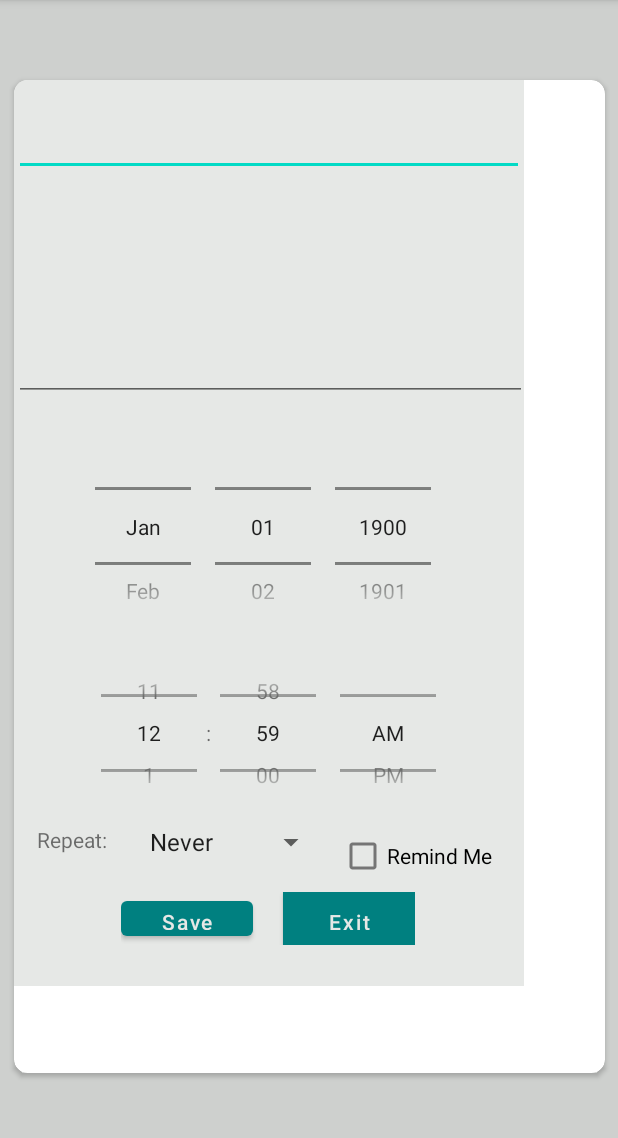
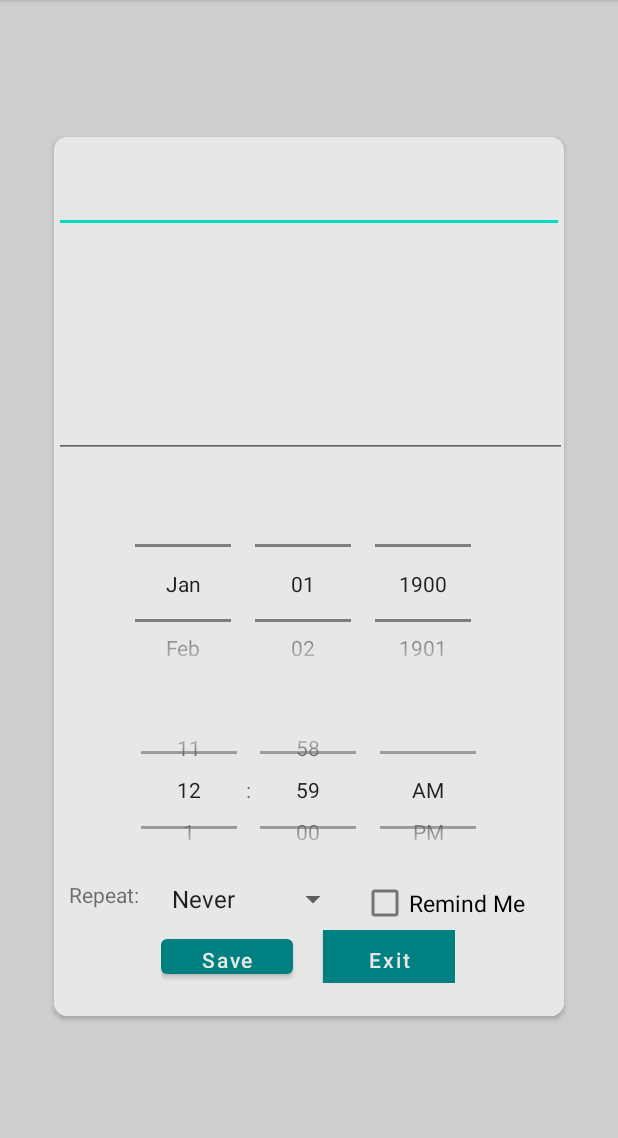
Before and after one commit to halishaah/COMP-380-L-Introduction-to-Software-Engineering, an Android app: the UpdateTodo screen opened directly, with no data from a screen before it, on a phone screen of 412 x 824 dp, the part 84-1222 px from its top. Run offline under Robolectric (Android 15) with nearby library versions, the phone set to English and light mode, and no system bars; 7 statements that could not run were skipped.

Commit message:
CHanges in update style box

```diff
--- a/app/src/main/res/layout/activity_update_todo.xml
+++ b/app/src/main/res/layout/activity_update_todo.xml
@@ -9,8 +9,8 @@
 
     <androidx.cardview.widget.CardView
         android:id="@+id/cardView"
-        android:layout_width="394dp"
-        android:layout_height="662dp"
+        android:layout_width="340dp"
+        android:layout_height="586dp"
         android:layout_marginHorizontal="10dp"
         android:elevation="9dp"
         android:transitionName="expanding_transition"
@@ -21,8 +21,8 @@
         app:layout_constraintTop_toTopOf="parent">
 
         <androidx.constraintlayout.widget.ConstraintLayout
-            android:layout_width="340dp"
-            android:layout_height="604dp"
+            android:layout_width="match_parent"
+            android:layout_height="593dp"
             android:background="@color/white"
             app:layout_constraintBottom_toBottomOf="parent"
             app:layout_constraintEnd_toEndOf="parent"
@@ -89,9 +89,11 @@
 
             <CheckBox
                 android:id="@+id/checkBox2"
-                android:layout_width="wrap_content"
-                android:layout_height="wrap_content"
+                android:layout_width="115dp"
+                android:layout_height="35dp"
                 android:text="Remind Me"
+                android:textAlignment="textStart"
+                android:textSize="15dp"
                 app:layout_constraintBottom_toBottomOf="parent"
                 app:layout_constraintEnd_toEndOf="parent"
                 app:layout_constraintHorizontal_bias="0.91"
@@ -141,6 +143,7 @@
                 android:layout_width="wrap_content"
                 android:layout_height="wrap_content"
                 android:text="Repeat:"
+                android:textAlignment="textStart"
                 app:layout_constraintBottom_toTopOf="@+id/btn_util"
                 app:layout_constraintEnd_toStartOf="@+id/spinner1"
                 app:layout_constraintHorizontal_bias="0.426"
```
